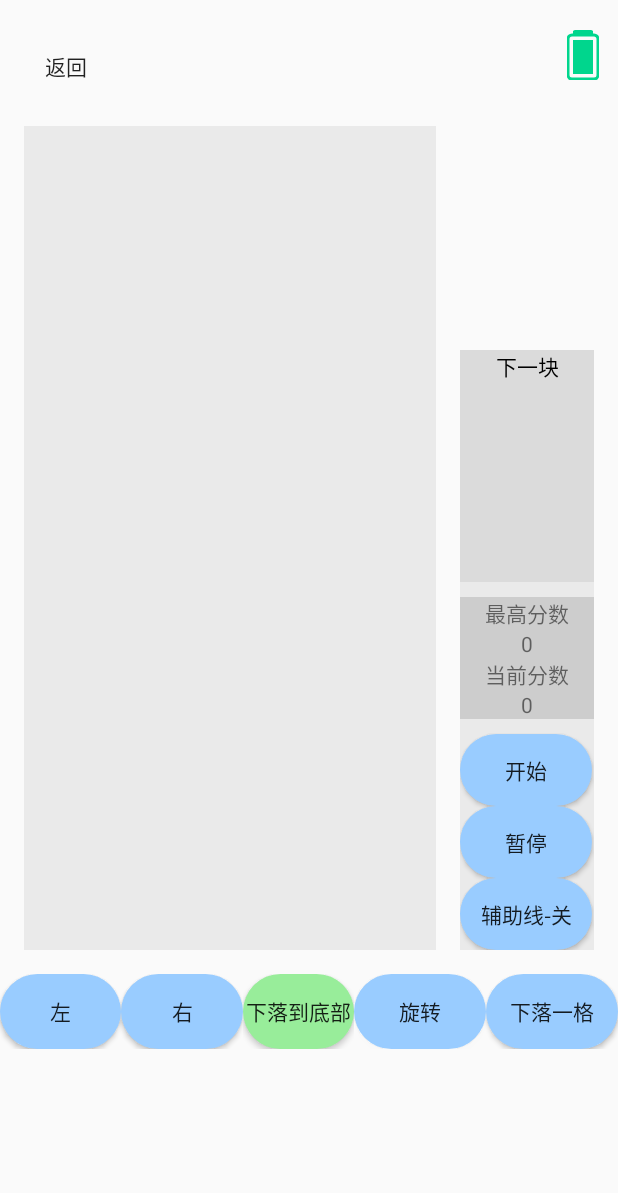
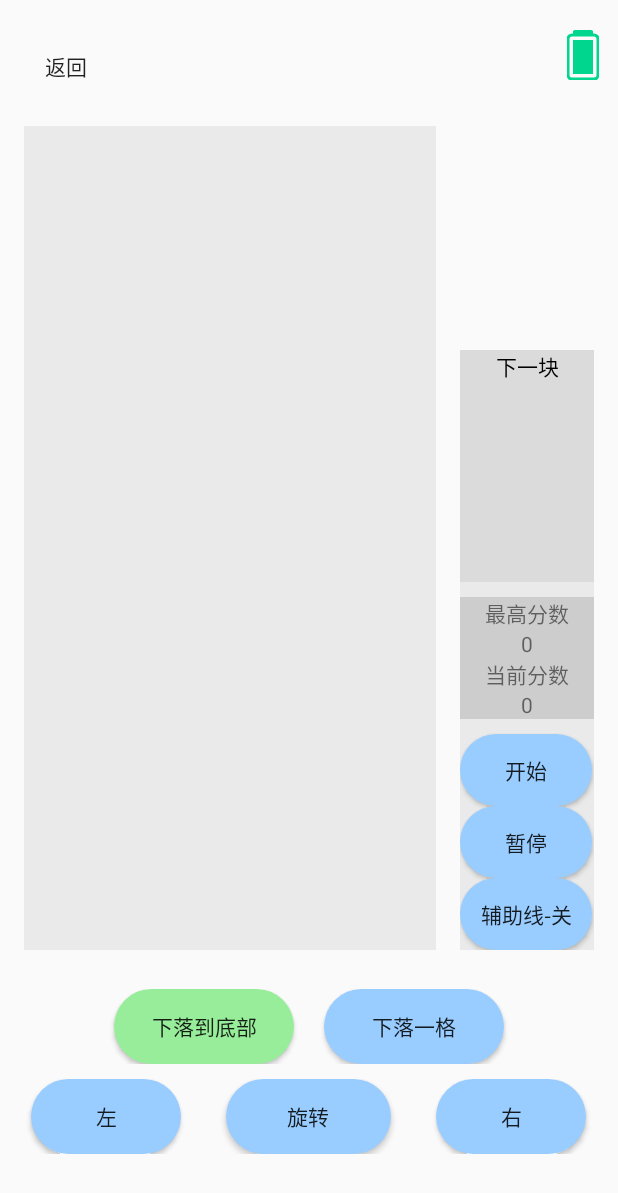
Before and after one commit to AndroidGameProjects/Android_Games, an Android app: the ElfkfMainActivity screen opened directly, with no data from a screen before it, on a phone screen of 412 x 824 dp. Shown: the top 1193 px of the screen. Run offline under Robolectric (Android 15) with nearby library versions, the light colour scheme and no system bars; 1 statement that could not run was skipped.

Commit message:
优化 elsfk.xml 布局

```diff
--- a/app/src/main/res/layout/activity_elsfk.xml
+++ b/app/src/main/res/layout/activity_elsfk.xml
@@ -118,7 +118,7 @@
 
 
     <LinearLayout
-        android:layout_width="wrap_content"
+        android:layout_width="match_parent"
         android:layout_height="wrap_content"
         android:orientation="horizontal">
 
@@ -132,57 +132,69 @@
                 android:layout_width="match_parent"
                 android:layout_height="0dp"
                 android:layout_weight="1">
-                <Button
-                    android:id="@+id/btnLeft"
-                    android:layout_width="0dp"
-                    android:layout_height="match_parent"
-                    android:layout_weight="1"
-                    android:text="左"
-                    android:background="@drawable/button_config"/>
 
-                <Button
-                    android:id="@+id/btnRight"
-                    android:layout_width="0dp"
-                    android:layout_height="match_parent"
-                    android:layout_weight="1"
-                    android:text="右"
-                    android:background="@drawable/button_config"/>
             </LinearLayout>
 
 
         </LinearLayout>
 
         <LinearLayout
-            android:layout_weight="1"
-            android:layout_width="0dp"
+            android:layout_width="match_parent"
             android:layout_height="match_parent"
-            android:orientation="vertical">
+            android:orientation="vertical"
+            android:layout_marginTop="10dp">
 
+            <LinearLayout
+                android:layout_width="match_parent"
+                android:layout_height="wrap_content"
+                android:gravity="center">
+                <Button
+                    android:id="@+id/btnDown"
+                    android:layout_width="120dp"
+                    android:layout_height="50dp"
+                    android:text="下落到底部"
+                    android:background="@drawable/button_config2"/>
 
+                <Button
+                    android:id="@+id/btnBottom"
+                    android:layout_width="120dp"
+                    android:layout_height="50dp"
+                    android:layout_marginLeft="20dp"
+                    android:text="下落一格"
+                    android:background="@drawable/button_config"/>
 
-            <Button
-                android:id="@+id/btnDown"
+            </LinearLayout>
+
+            <LinearLayout
                 android:layout_width="match_parent"
-                android:layout_height="0dp"
-                android:layout_weight="1"
-                android:text="下落到底部"
-                android:background="@drawable/button_config2"/>
+                android:layout_height="wrap_content"
+                android:gravity="center"
+                android:layout_marginTop="10dp">
+                <Button
+                    android:id="@+id/btnLeft"
+                    android:layout_width="100dp"
+                    android:layout_height="match_parent"
+                    android:text="左"
+                    android:background="@drawable/button_config"/>
+
+                <Button
+                    android:id="@+id/btnTop"
+                    android:layout_width="110dp"
+                    android:layout_height="50dp"
+                    android:layout_marginLeft="30dp"
+                    android:background="@drawable/button_config"
+                    android:text="旋转" />
+
+                <Button
+                    android:id="@+id/btnRight"
+                    android:layout_width="100dp"
+                    android:layout_height="match_parent"
+                    android:layout_marginLeft="30dp"
+                    android:text="右"
+                    android:background="@drawable/button_config"/>
+            </LinearLayout>
 
         </LinearLayout>
-
-        <Button
-            android:id="@+id/btnTop"
-            android:layout_width="match_parent"
-            android:layout_height="50dp"
-            android:text="旋转"
-            android:background="@drawable/button_config"/>
-
-        <Button
-            android:id="@+id/btnBottom"
-            android:layout_width="match_parent"
-            android:layout_height="50dp"
-            android:text="下落一格"
-            android:background="@drawable/button_config"/>
 
     </LinearLayout>
 
```
